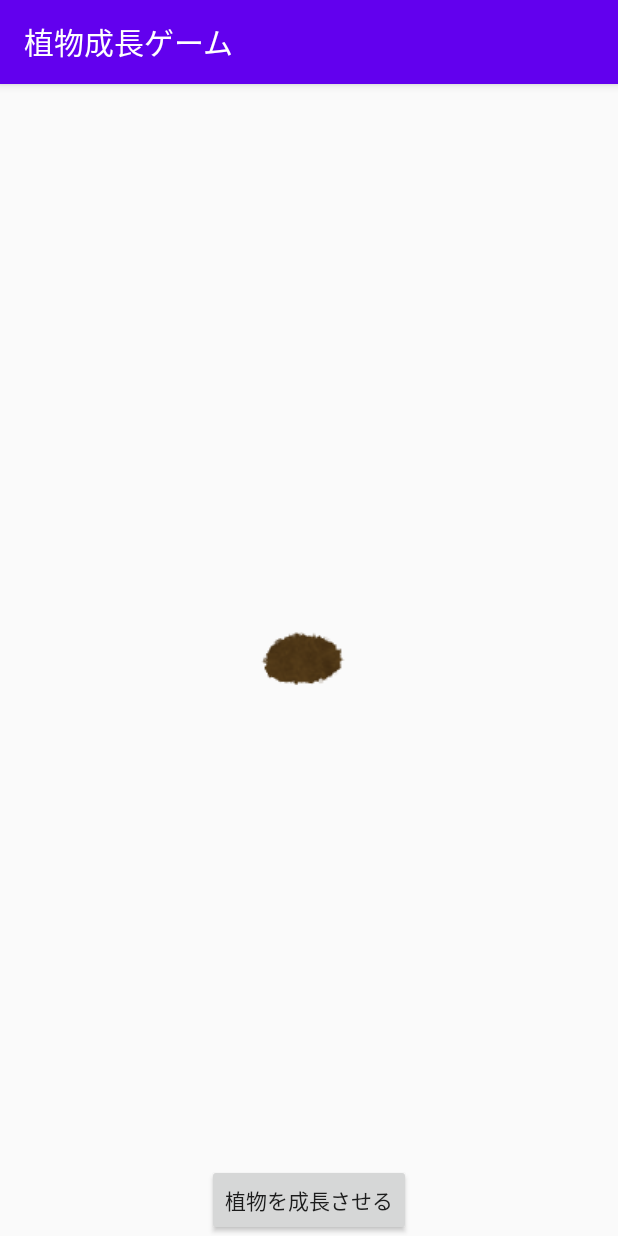
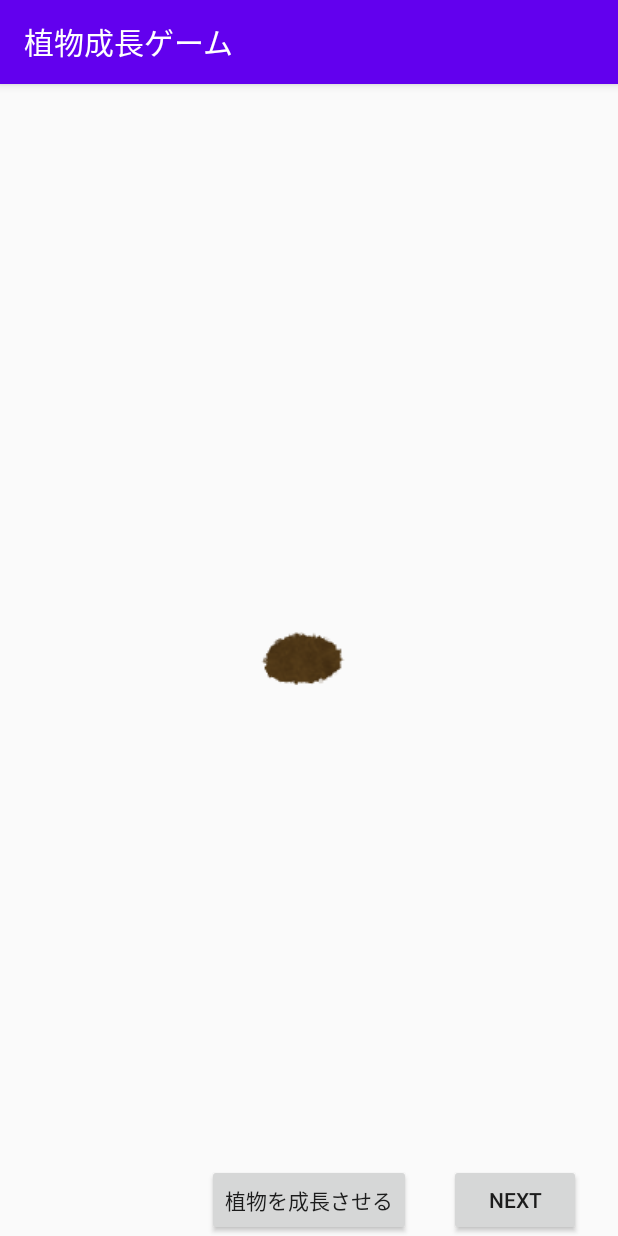
Before and after one commit to ootubasa/Cultivation_game, an Android app: the screen it shows after launch (MainActivity), on a phone screen of 412 x 824 dp. Run offline under Robolectric (Android 15) with nearby library versions, the light colour scheme and no system bars.

Commit message:
second commit

```diff
--- a/app/src/main/AndroidManifest.xml
+++ b/app/src/main/AndroidManifest.xml
@@ -16,6 +16,10 @@
                 <category android:name="android.intent.category.LAUNCHER" />
             </intent-filter>
         </activity>
+        <activity
+            android:name="SubActivity"
+            android:label="@string/app_name">
+        </activity>
     </application>
 
 </manifest>
--- a/app/src/main/java/com/example/cultivation_game/MainActivity.kt
+++ b/app/src/main/java/com/example/cultivation_game/MainActivity.kt
@@ -1,5 +1,6 @@
 package com.example.cultivation_game
 
+import android.content.Intent
 import androidx.appcompat.app.AppCompatActivity
 import android.os.Bundle
 import kotlinx.android.synthetic.main.activity_main.*
@@ -32,5 +33,9 @@ class MainActivity : AppCompatActivity() {
             grow_Image_num += 1
             if (grow_Image_num % 9 == 0)grow_Image_num=0
         }
+        Next_Button.setOnClickListener {
+            val intent= Intent(application,SubActivity::class.java)
+            startActivity(intent)
+        }
     }
 }
--- a/app/src/main/res/layout/activity_main.xml
+++ b/app/src/main/res/layout/activity_main.xml
@@ -27,4 +27,13 @@
         app:layout_constraintTop_toTopOf="parent"
         app:srcCompat="@drawable/flower_seichou1" />
 
+    <Button
+        android:id="@+id/Next_Button"
+        android:layout_width="wrap_content"
+        android:layout_height="wrap_content"
+        android:text="Next"
+        app:layout_constraintBottom_toBottomOf="parent"
+        app:layout_constraintEnd_toEndOf="parent"
+        app:layout_constraintStart_toEndOf="@+id/button_grow" />
+
 </androidx.constraintlayout.widget.ConstraintLayout>
--- a/app/src/main/res/layout/activity_sub.xml
+++ b/app/src/main/res/layout/activity_sub.xml
@@ -7,7 +7,7 @@
     tools:context=".MainActivity">
 
     <Button
-        android:id="@+id/button_grow"
+        android:id="@+id/button_grow_tomato"
         style="@style/Widget.AppCompat.Button"
         android:layout_width="wrap_content"
         android:layout_height="wrap_content"
```
Also changed, not shown: app/src/main/java/com/example/cultivation_game/SubActivity.kt (added, +30 -0 lines).
